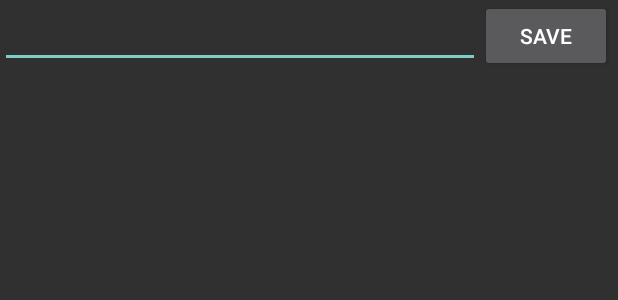
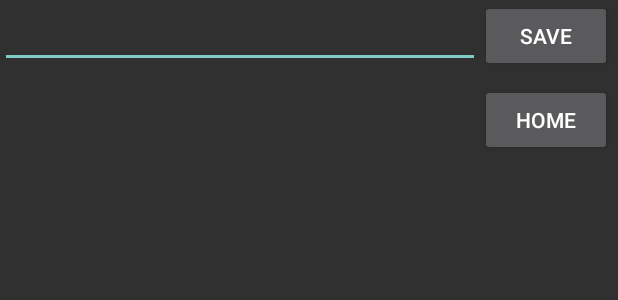
Before and after one commit to dawn-Wi/Todolist, an Android app: the layout fragment_todo.xml on its own in the app's theme, with its tools: preview values and no code run, on a phone screen of 412 x 824 dp. Shown: the top 300 px of the screen. Run offline under Robolectric (Android 15) with nearby library versions, the phone set to English and light mode, and no system bars.

Commit message:
todotist home button - error

```diff
--- a/app/src/main/res/layout/fragment_todo.xml
+++ b/app/src/main/res/layout/fragment_todo.xml
@@ -25,4 +25,15 @@
         app:layout_constraintLeft_toRightOf="@+id/todomain_et_text"
         android:text="save"
         tools:ignore="MissingConstraints" />
+
+    <Button
+        android:id="@+id/todomain_bt_home"
+        android:layout_width="wrap_content"
+        android:layout_height="wrap_content"
+        android:layout_marginTop="8dp"
+        android:text="home"
+        app:layout_constraintTop_toBottomOf="@+id/todomain_bt_save"
+        app:layout_constraintLeft_toRightOf="@+id/todomain_et_text"
+        tools:ignore="MissingConstraints"
+        />
 </androidx.constraintlayout.widget.ConstraintLayout>
```
Also changed, not shown: app/src/main/java/com/example/todolist/todo/TodoFragment.java (+17 -2 lines).
